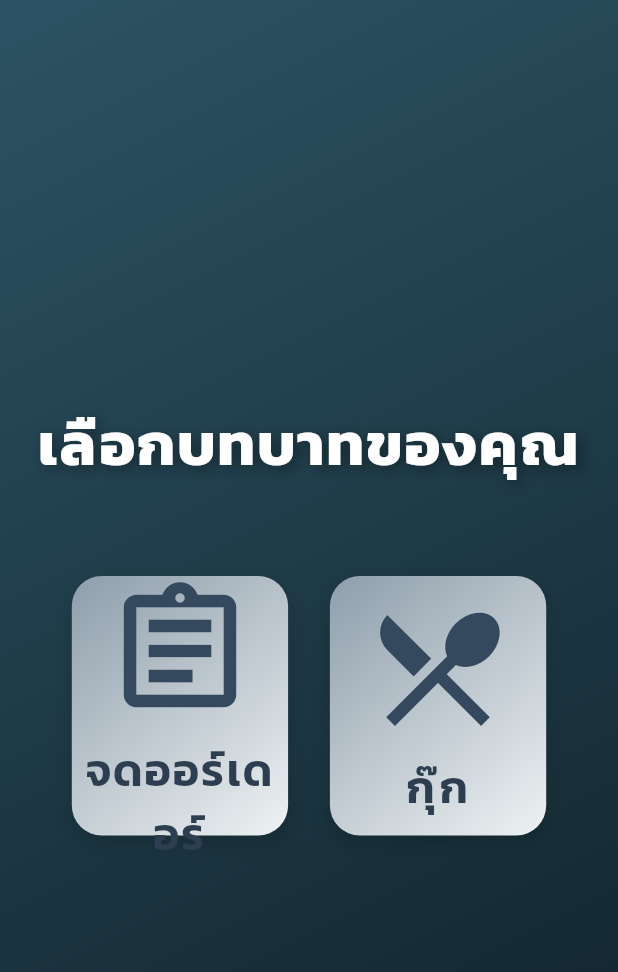
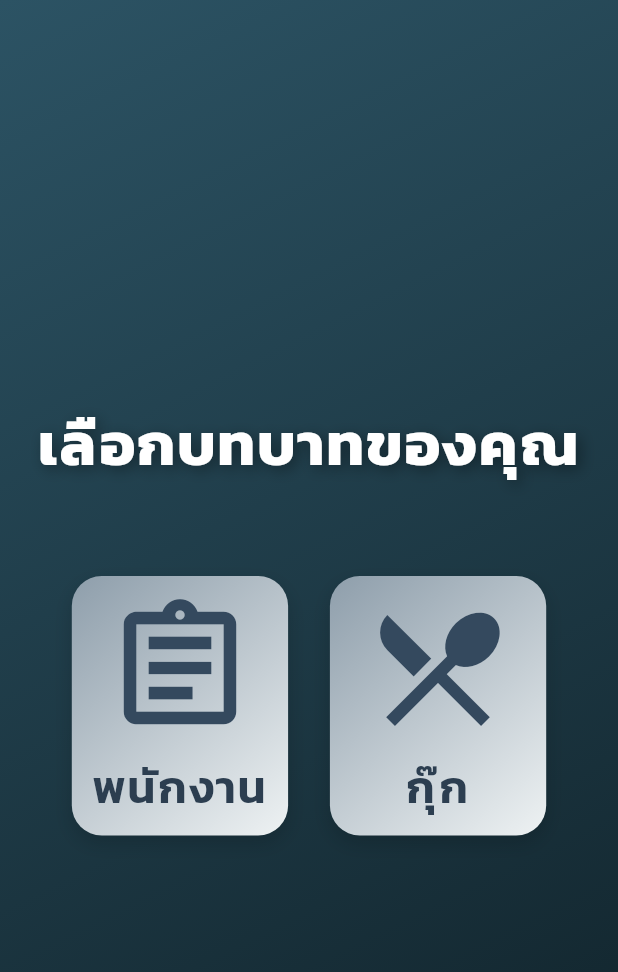
Before and after one commit to newnonsick/SA-KuayTeawHatYai, a Flutter app: the MyHomePageTabletLayout screen opened directly, on a phone screen of 412 x 824 dp. Shown: the top 972 px of the screen. Run offline on Flutter 3.47's test engine with Material 3 defaults, Android fonts, the phone set to English and light mode, and no system bars; our stand-ins replace dio, fl_chart, font_awesome_flutter, get, getwidget, toastification.

Commit message:
Change first page rule from จดออเดอร์ to พนักงาน

```diff
--- a/lib/screens/tablet/myhomepage_tablet_layout.dart
+++ b/lib/screens/tablet/myhomepage_tablet_layout.dart
@@ -51,7 +51,7 @@ class MyHomePageTabletLayout extends StatelessWidget {
                   children: [
                     _buildRoleCard(
                       context,
-                      title: 'จดออร์เดอร์',
+                      title: 'พนักงาน',
                       onTap: () => Get.toNamed('/takeorder'),
                       icon: Icons.assignment_outlined,
                       width: width * 0.35,
```
